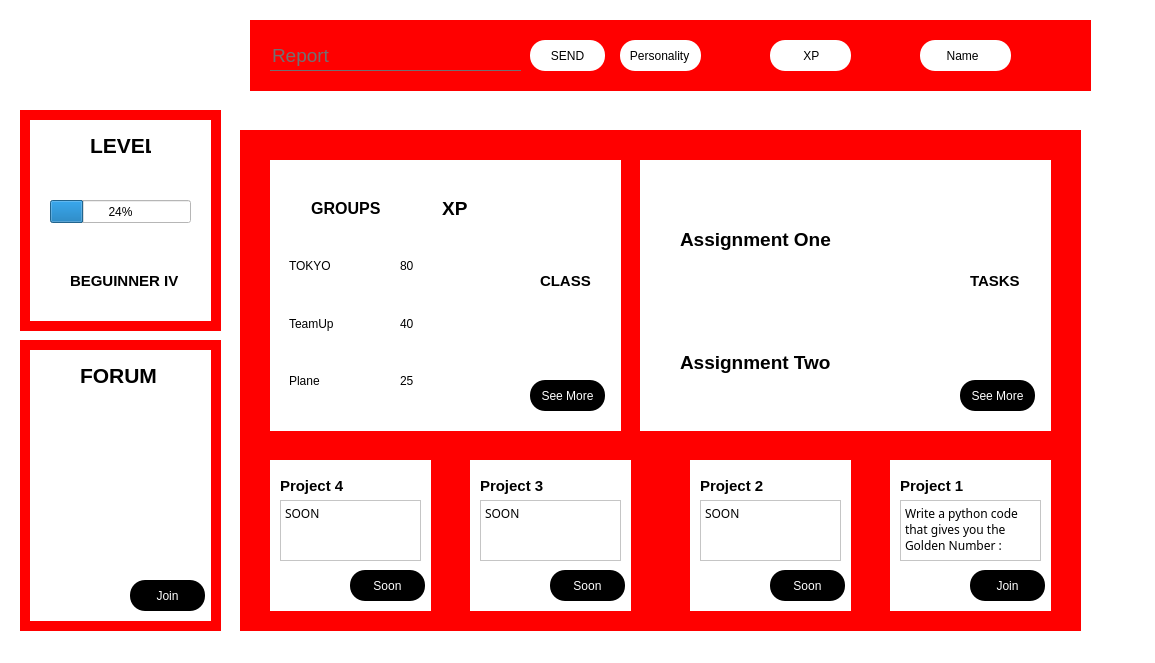
Before: the Qt Designer form TeamUp/UIdesgin/MainPage.ui in Haythem-Jaidane/TeamUp, drawn with Qt 5.
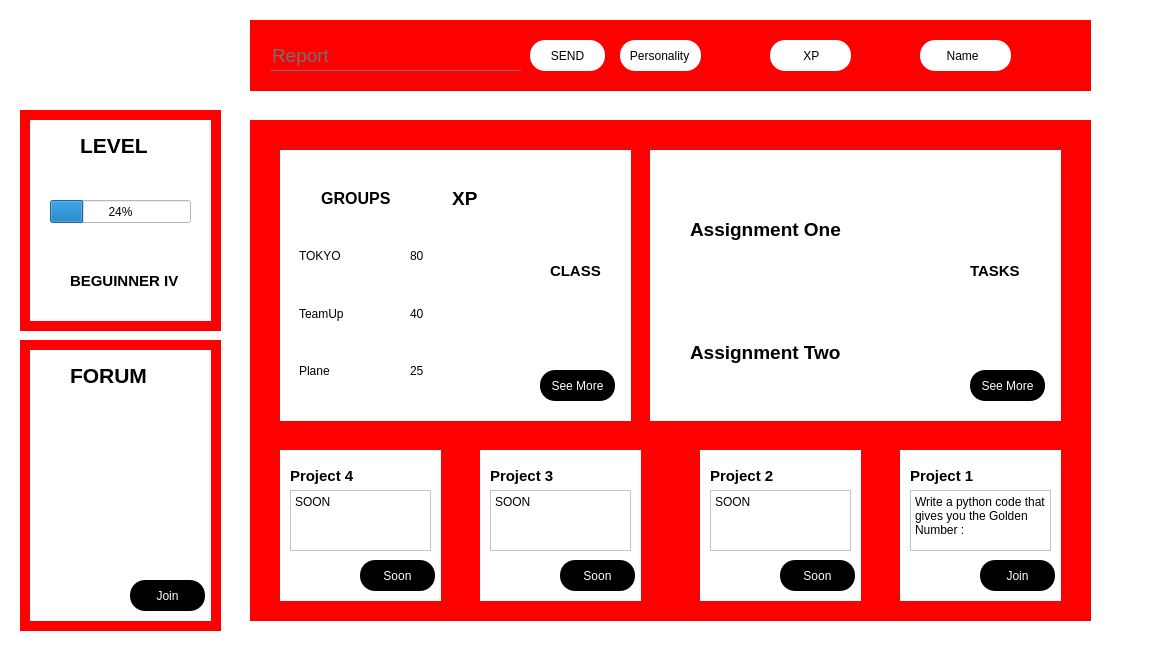
After: the same form once the commit is applied. Icons and pictures are not drawn.

Diff of the .ui file:
```diff
--- a/TeamUp/UIdesgin/MainPage.ui
+++ b/TeamUp/UIdesgin/MainPage.ui
@@ -70,9 +70,9 @@
      <widget class="QLabel" name="label_20">
       <property name="geometry">
        <rect>
-        <x>50</x>
+        <x>40</x>
         <y>10</y>
-        <width>81</width>
+        <width>101</width>
         <height>31</height>
        </rect>
       </property>
@@ -278,8 +278,8 @@
    <widget class="QWidget" name="GroupScores" native="true">
     <property name="geometry">
      <rect>
-      <x>240</x>
-      <y>130</y>
+      <x>250</x>
+      <y>120</y>
       <width>841</width>
       <height>501</height>
      </rect>
@@ -435,7 +435,7 @@
        <rect>
         <x>270</x>
         <y>110</y>
-        <width>51</width>
+        <width>61</width>
         <height>21</height>
        </rect>
       </property>
@@ -501,7 +501,7 @@
       </property>
       <property name="styleSheet">
        <string notr="true">*{
-size:10%;
+font-size::10%;
 }</string>
       </property>
       <property name="text">
@@ -555,9 +555,9 @@
      <widget class="QLabel" name="label_19">
       <property name="geometry">
        <rect>
-        <x>330</x>
+        <x>320</x>
         <y>110</y>
-        <width>51</width>
+        <width>61</width>
         <height>21</height>
        </rect>
       </property>
@@ -639,7 +639,6 @@
       </property>
       <property name="font">
        <font>
-        <family>Microsoft JhengHei UI Light</family>
         <pointsize>11</pointsize>
        </font>
       </property>
@@ -647,12 +646,9 @@
        <string>&lt;!DOCTYPE HTML PUBLIC &quot;-//W3C//DTD HTML 4.0//EN&quot; &quot;http://www.w3.org/TR/REC-html40/strict.dtd&quot;&gt;
 &lt;html&gt;&lt;head&gt;&lt;meta name=&quot;qrichtext&quot; content=&quot;1&quot; /&gt;&lt;meta charset=&quot;utf-8&quot; /&gt;&lt;style type=&quot;text/css&quot;&gt;
 p, li { white-space: pre-wrap; }
-hr { height: 1px; border-width: 0; }
-li.unchecked::marker { content: &quot;\2610&quot;; }
-li.checked::marker { content: &quot;\2612&quot;; }
-&lt;/style&gt;&lt;/head&gt;&lt;body style=&quot; font-family:'Microsoft JhengHei UI Light'; font-size:11pt; font-weight:400; font-style:normal;&quot;&gt;
-&lt;p style=&quot; margin-top:0px; margin-bottom:0px; margin-left:0px; margin-right:0px; -qt-block-indent:0; text-indent:0px;&quot;&gt;&lt;span style=&quot; font-family:'Segoe UI'; font-size:9pt;&quot;&gt;SOON&lt;/span&gt;&lt;/p&gt;
-&lt;p style=&quot;-qt-paragraph-type:empty; margin-top:0px; margin-bottom:0px; margin-left:0px; margin-right:0px; -qt-block-indent:0; text-indent:0px; font-family:'Segoe UI'; font-size:9pt;&quot;&gt;&lt;br /&gt;&lt;/p&gt;&lt;/body&gt;&lt;/html&gt;</string>
+&lt;/style&gt;&lt;/head&gt;&lt;body style=&quot; font-family:'Segoe UI'; font-size:11pt; font-weight:400; font-style:normal;&quot;&gt;
+&lt;p style=&quot; margin-top:0px; margin-bottom:0px; margin-left:0px; margin-right:0px; -qt-block-indent:0; text-indent:0px;&quot;&gt;&lt;span style=&quot; font-size:9pt;&quot;&gt;SOON&lt;/span&gt;&lt;/p&gt;
+&lt;p style=&quot;-qt-paragraph-type:empty; margin-top:0px; margin-bottom:0px; margin-left:0px; margin-right:0px; -qt-block-indent:0; text-indent:0px; font-size:9pt;&quot;&gt;&lt;br /&gt;&lt;/p&gt;&lt;/body&gt;&lt;/html&gt;</string>
       </property>
      </widget>
     </widget>
@@ -723,7 +719,6 @@
       </property>
       <property name="font">
        <font>
-        <family>Microsoft JhengHei UI Light</family>
         <pointsize>11</pointsize>
        </font>
       </property>
@@ -731,12 +726,9 @@
        <string>&lt;!DOCTYPE HTML PUBLIC &quot;-//W3C//DTD HTML 4.0//EN&quot; &quot;http://www.w3.org/TR/REC-html40/strict.dtd&quot;&gt;
 &lt;html&gt;&lt;head&gt;&lt;meta name=&quot;qrichtext&quot; content=&quot;1&quot; /&gt;&lt;meta charset=&quot;utf-8&quot; /&gt;&lt;style type=&quot;text/css&quot;&gt;
 p, li { white-space: pre-wrap; }
-hr { height: 1px; border-width: 0; }
-li.unchecked::marker { content: &quot;\2610&quot;; }
-li.checked::marker { content: &quot;\2612&quot;; }
-&lt;/style&gt;&lt;/head&gt;&lt;body style=&quot; font-family:'Microsoft JhengHei UI Light'; font-size:11pt; font-weight:400; font-style:normal;&quot;&gt;
-&lt;p style=&quot; margin-top:0px; margin-bottom:0px; margin-left:0px; margin-right:0px; -qt-block-indent:0; text-indent:0px;&quot;&gt;&lt;span style=&quot; font-family:'Segoe UI'; font-size:9pt;&quot;&gt;SOON&lt;/span&gt;&lt;/p&gt;
-&lt;p style=&quot;-qt-paragraph-type:empty; margin-top:0px; margin-bottom:0px; margin-left:0px; margin-right:0px; -qt-block-indent:0; text-indent:0px; font-family:'Segoe UI'; font-size:9pt;&quot;&gt;&lt;br /&gt;&lt;/p&gt;&lt;/body&gt;&lt;/html&gt;</string>
+&lt;/style&gt;&lt;/head&gt;&lt;body style=&quot; font-family:'Segoe UI'; font-size:11pt; font-weight:400; font-style:normal;&quot;&gt;
+&lt;p style=&quot; margin-top:0px; margin-bottom:0px; margin-left:0px; margin-right:0px; -qt-block-indent:0; text-indent:0px;&quot;&gt;&lt;span style=&quot; font-size:9pt;&quot;&gt;SOON&lt;/span&gt;&lt;/p&gt;
+&lt;p style=&quot;-qt-paragraph-type:empty; margin-top:0px; margin-bottom:0px; margin-left:0px; margin-right:0px; -qt-block-indent:0; text-indent:0px; font-size:9pt;&quot;&gt;&lt;br /&gt;&lt;/p&gt;&lt;/body&gt;&lt;/html&gt;</string>
       </property>
      </widget>
     </widget>
@@ -807,7 +799,6 @@
       </property>
       <property name="font">
        <font>
-        <family>Microsoft JhengHei UI Light</family>
         <pointsize>11</pointsize>
        </font>
       </property>
@@ -815,12 +806,9 @@
        <string>&lt;!DOCTYPE HTML PUBLIC &quot;-//W3C//DTD HTML 4.0//EN&quot; &quot;http://www.w3.org/TR/REC-html40/strict.dtd&quot;&gt;
 &lt;html&gt;&lt;head&gt;&lt;meta name=&quot;qrichtext&quot; content=&quot;1&quot; /&gt;&lt;meta charset=&quot;utf-8&quot; /&gt;&lt;style type=&quot;text/css&quot;&gt;
 p, li { white-space: pre-wrap; }
-hr { height: 1px; border-width: 0; }
-li.unchecked::marker { content: &quot;\2610&quot;; }
-li.checked::marker { content: &quot;\2612&quot;; }
-&lt;/style&gt;&lt;/head&gt;&lt;body style=&quot; font-family:'Microsoft JhengHei UI Light'; font-size:11pt; font-weight:400; font-style:normal;&quot;&gt;
-&lt;p style=&quot; margin-top:0px; margin-bottom:0px; margin-left:0px; margin-right:0px; -qt-block-indent:0; text-indent:0px;&quot;&gt;&lt;span style=&quot; font-family:'Segoe UI'; font-size:9pt;&quot;&gt;SOON&lt;/span&gt;&lt;/p&gt;
-&lt;p style=&quot;-qt-paragraph-type:empty; margin-top:0px; margin-bottom:0px; margin-left:0px; margin-right:0px; -qt-block-indent:0; text-indent:0px; font-family:'Segoe UI'; font-size:9pt;&quot;&gt;&lt;br /&gt;&lt;/p&gt;&lt;/body&gt;&lt;/html&gt;</string>
+&lt;/style&gt;&lt;/head&gt;&lt;body style=&quot; font-family:'Segoe UI'; font-size:11pt; font-weight:400; font-style:normal;&quot;&gt;
+&lt;p style=&quot; margin-top:0px; margin-bottom:0px; margin-left:0px; margin-right:0px; -qt-block-indent:0; text-indent:0px;&quot;&gt;&lt;span style=&quot; font-size:9pt;&quot;&gt;SOON&lt;/span&gt;&lt;/p&gt;
+&lt;p style=&quot;-qt-paragraph-type:empty; margin-top:0px; margin-bottom:0px; margin-left:0px; margin-right:0px; -qt-block-indent:0; text-indent:0px; font-size:9pt;&quot;&gt;&lt;br /&gt;&lt;/p&gt;&lt;/body&gt;&lt;/html&gt;</string>
       </property>
      </widget>
     </widget>
@@ -891,7 +879,6 @@
       </property>
       <property name="font">
        <font>
-        <family>Microsoft JhengHei UI Light</family>
         <pointsize>11</pointsize>
        </font>
       </property>
@@ -899,11 +886,8 @@
        <string>&lt;!DOCTYPE HTML PUBLIC &quot;-//W3C//DTD HTML 4.0//EN&quot; &quot;http://www.w3.org/TR/REC-html40/strict.dtd&quot;&gt;
 &lt;html&gt;&lt;head&gt;&lt;meta name=&quot;qrichtext&quot; content=&quot;1&quot; /&gt;&lt;meta charset=&quot;utf-8&quot; /&gt;&lt;style type=&quot;text/css&quot;&gt;
 p, li { white-space: pre-wrap; }
-hr { height: 1px; border-width: 0; }
-li.unchecked::marker { content: &quot;\2610&quot;; }
-li.checked::marker { content: &quot;\2612&quot;; }
-&lt;/style&gt;&lt;/head&gt;&lt;body style=&quot; font-family:'Microsoft JhengHei UI Light'; font-size:11pt; font-weight:400; font-style:normal;&quot;&gt;
-&lt;p style=&quot; margin-top:0px; margin-bottom:0px; margin-left:0px; margin-right:0px; -qt-block-indent:0; text-indent:0px;&quot;&gt;&lt;span style=&quot; font-family:'Segoe UI'; font-size:9pt;&quot;&gt;Write a python code that gives you the Golden Number :&lt;/span&gt;&lt;/p&gt;&lt;/body&gt;&lt;/html&gt;</string>
+&lt;/style&gt;&lt;/head&gt;&lt;body style=&quot; font-family:'Segoe UI'; font-size:11pt; font-weight:400; font-style:normal;&quot;&gt;
+&lt;p style=&quot; margin-top:0px; margin-bottom:0px; margin-left:0px; margin-right:0px; -qt-block-indent:0; text-indent:0px;&quot;&gt;&lt;span style=&quot; font-size:9pt;&quot;&gt;Write a python code that gives you the Golden Number :&lt;/span&gt;&lt;/p&gt;&lt;/body&gt;&lt;/html&gt;</string>
       </property>
      </widget>
     </widget>
@@ -911,15 +895,18 @@
    <widget class="QLabel" name="label_2">
     <property name="geometry">
      <rect>
-      <x>20</x>
-      <y>30</y>
+      <x>30</x>
+      <y>40</y>
       <width>191</width>
-      <height>61</height>
+      <height>31</height>
      </rect>
     </property>
     <property name="autoFillBackground">
      <bool>false</bool>
     </property>
+    <property name="styleSheet">
+     <string notr="true"/>
+    </property>
     <property name="text">
      <string/>
     </property>
@@ -961,9 +948,9 @@
      <widget class="QLabel" name="label_21">
       <property name="geometry">
        <rect>
-        <x>60</x>
+        <x>50</x>
         <y>10</y>
-        <width>61</width>
+        <width>81</width>
         <height>31</height>
        </rect>
       </property>
```
Left out of the diff: 31 changed lines with no effect on the pictures.
